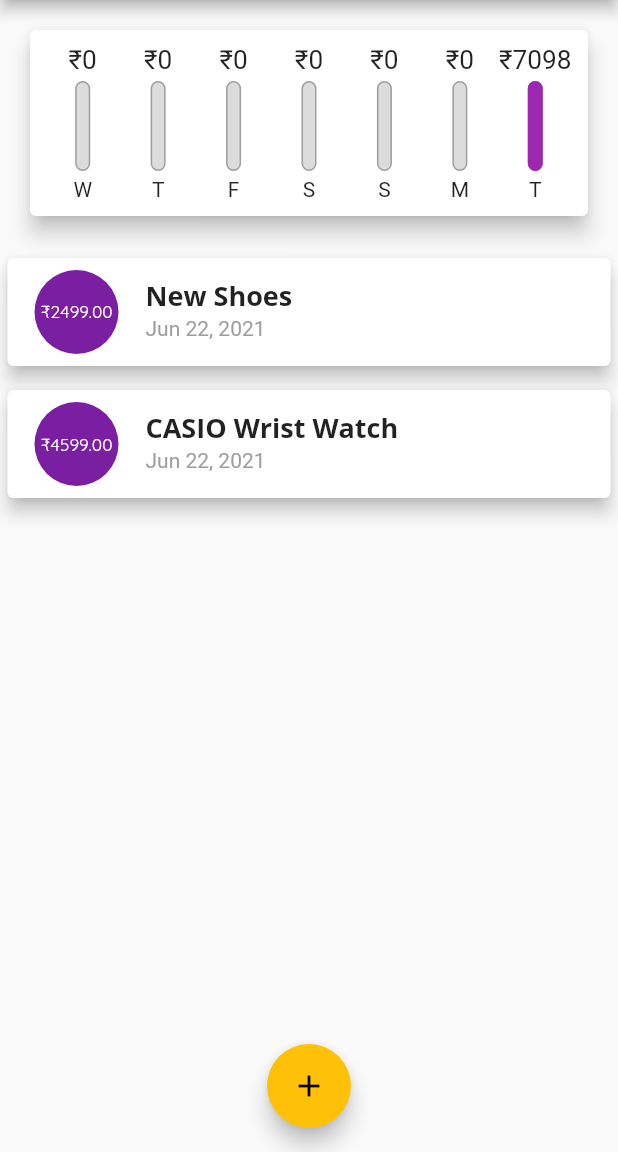
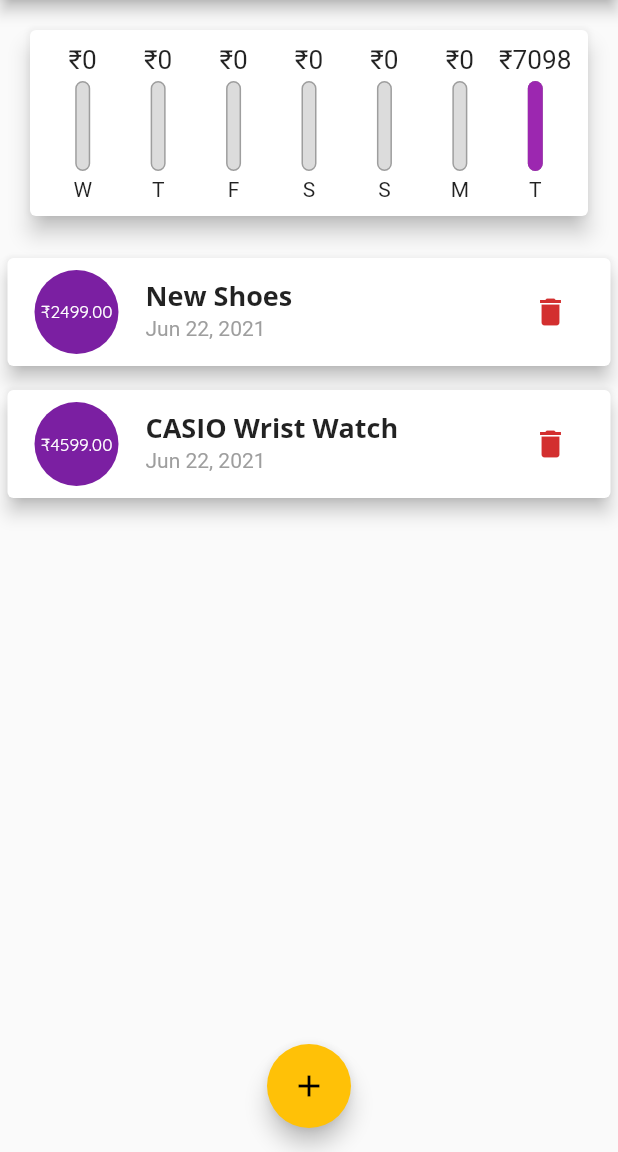
Before and after one commit to cryp73r/Flutter_App_Development_3, a Flutter app: the screen it shows after launch, on a phone screen of 412 x 824 dp, the part 84-1236 px from its top. Run offline on Flutter 3.47's test engine with Material 2 defaults, Android fonts, the phone set to English and light mode, and no system bars.

```diff
--- a/personal_expenses_app/lib/widgets/transaction_list.dart
+++ b/personal_expenses_app/lib/widgets/transaction_list.dart
@@ -4,13 +4,14 @@ import 'package:personal_expenses_app/models/transaction.dart';
 
 class TransactionList extends StatelessWidget {
   final List<Transaction>? transactions;
+  final Function deleteTx;
 
-  const TransactionList({Key? key, @required this.transactions}) : super(key: key);
+  const TransactionList({Key? key, required this.transactions, required this.deleteTx}) : super(key: key);
 
   @override
   Widget build(BuildContext context) {
     return SizedBox(
-      height: 300.0,
+      height: 400.0,
       child: transactions!.isEmpty?Column(children: [
         Text("No Transaction added yet!",
           style: Theme.of(context).textTheme.headline6,
@@ -46,38 +47,12 @@ class TransactionList extends StatelessWidget {
                   color: Colors.grey,
                 ),
               ),
+              trailing: IconButton(
+                icon: Icon(Icons.delete, color: Theme.of(context).errorColor,),
+                onPressed: () => deleteTx(transactions![index].id),
+              ),
             ),
           );
-            // Card(child: Row(
-            //   children: [
-            //     Container(
-            //         margin: const EdgeInsets.symmetric(vertical: 10, horizontal: 15),
-            //         decoration: BoxDecoration(
-            //           border: Border.all(
-            //               color: Theme.of(context).primaryColor,
-            //               width: 2.0
-            //           ),
-            //         ),
-            //         padding: const EdgeInsets.all(10.0),
-            //         child: Text(
-            //           "₹${transactions![index].amount!.toStringAsFixed(2)}",
-            //           style: TextStyle(
-            //             fontWeight: FontWeight.bold,
-            //             fontSize: 20.0,
-            //             color: Theme.of(context).primaryColor,
-            //           ),
-            //         )
-            //     ),
-            //     Column(
-            //       crossAxisAlignment: CrossAxisAlignment.start,
-            //       children: [
-            //         Text(
-            //
-            //         ),
-            //
-            //       ],)
-            //   ],
-            // ),);
         },
     ),);
   }
```
Also changed, not shown: personal_expenses_app/lib/main.dart (+9 -3 lines), personal_expenses_app/lib/widgets/new_transaction.dart (+5 -2 lines).
